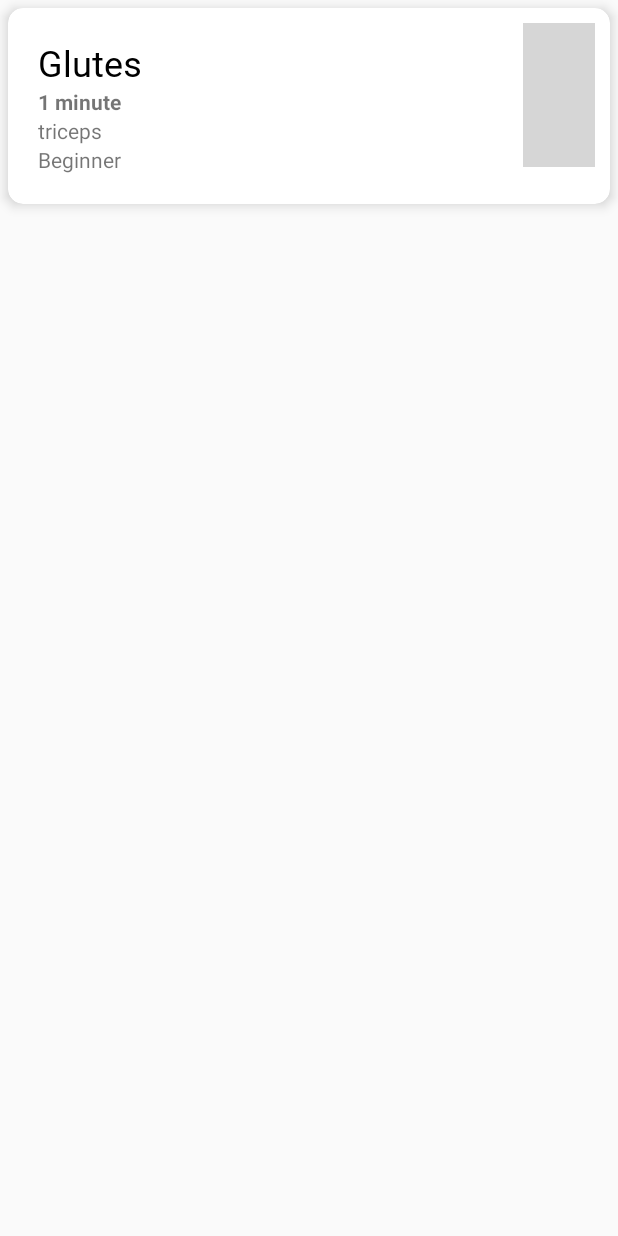
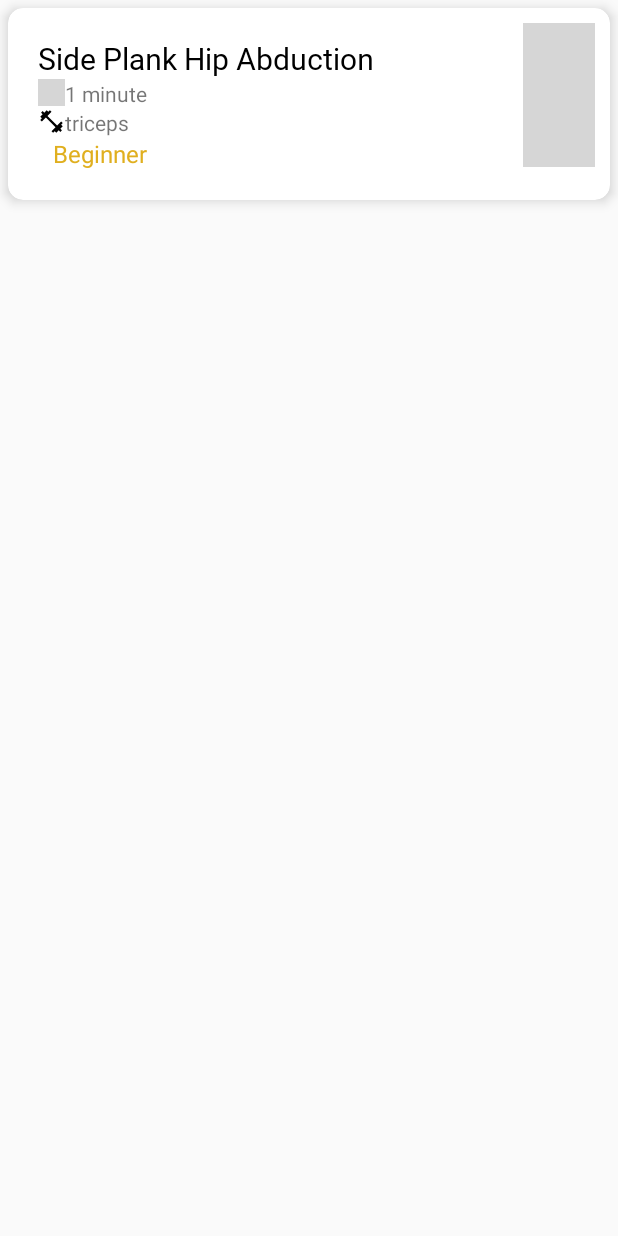
Before and after one commit to tijana23/AndroidApp, an Android app: the layout details_cards.xml on its own in the app's theme, with its tools: preview values and no code run, on a phone screen of 412 x 824 dp. Run offline under Robolectric (Android 15) with nearby library versions, the phone set to English and light mode, and no system bars; grey boxes are pictures that could not be loaded.

Commit message:
Third commit

```diff
--- a/app/src/main/java/com/example/fitnessapp/Workouts.java
+++ b/app/src/main/java/com/example/fitnessapp/Workouts.java
@@ -28,7 +28,7 @@ public class Workouts extends AppCompatActivity {
 
         db = new DbHelper(this);
 
-        List<String> Names = Arrays.asList("Abs workouts","Glutes workouts","Legs workouts","Arms workouts","Chest workouts","Cardio workouts");
+        List<String> Names = Arrays.asList("Abs workouts","Legs workouts","Arms workouts","Glutes workouts","Chest workouts","Cardio workouts");
 
 
         mRecyclerView = (RecyclerView) findViewById(R.id.list);
--- a/app/src/main/res/layout/activity_workouts.xml
+++ b/app/src/main/res/layout/activity_workouts.xml
@@ -5,7 +5,7 @@
     android:layout_width="match_parent"
     android:layout_height="match_parent"
     tools:context=".Workouts"
-    android:backgroundTint="@color/black"
+    android:background="@color/black"
     android:orientation="vertical"
     >
     <androidx.appcompat.widget.Toolbar
--- a/app/src/main/res/layout/details_cards.xml
+++ b/app/src/main/res/layout/details_cards.xml
@@ -39,31 +39,47 @@
                         android:layout_height="wrap_content"
                         android:background="?android:selectableItemBackground"
                         android:focusable="true"
-                        android:text="Glutes"
+                        android:text="Side Plank Hip Abduction"
                         android:fontFamily="@font/roboto_regular"
                         android:textColor="@color/black"
-                        android:textSize="24sp" />
+                        android:textSize="20sp" />
                     <LinearLayout
                         android:layout_width="wrap_content"
-                        android:layout_height="wrap_content">
+                        android:layout_height="wrap_content"
+                        android:orientation="horizontal">
+                        <ImageView
+                            android:layout_width="18dp"
+                            android:layout_height="18dp"
+                            android:src="@drawable/ic_baseline_access_time_24"/>
                     <TextView
                         android:layout_width="wrap_content"
                         android:layout_height="wrap_content"
                         android:id="@+id/time"
                         android:text="1 minute"
-                        android:textStyle="bold"/>
+                        />
                     </LinearLayout>
+                    <LinearLayout
+                        android:layout_width="wrap_content"
+                        android:layout_height="wrap_content">
+                        <ImageView
+                            android:layout_width="18dp"
+                            android:layout_height="18dp"
+                            android:src="@drawable/ic_baseline_fitness_center_24"/>
                     <TextView
                         android:layout_width="wrap_content"
                         android:layout_height="wrap_content"
                         android:text="triceps"
                         android:id="@+id/target"
                         />
+                    </LinearLayout>
                     <TextView
                         android:layout_width="wrap_content"
                         android:layout_height="wrap_content"
                         android:id="@+id/level"
-                        android:text="Beginner"/>
+                        android:text="Beginner"
+                        android:textColor="#e0af1f"
+                        android:layout_marginLeft="10dp"
+                        android:textSize="16dp"/>
 
 
 
@@ -76,7 +92,9 @@
                     <ImageView
                         android:layout_width="wrap_content"
                         android:layout_height="wrap_content"
-                        android:src="@drawable/side_plank" />
+                        android:id="@+id/picture1"
+                        android:src="@drawable/side_plank"
+                        />
                 </LinearLayout>
 
 
```
Also changed, not shown: app/src/main/java/com/example/fitnessapp/DbHelper.java (+22 -11 lines), app/src/main/java/com/example/fitnessapp/Details.java (+5 -5 lines), app/src/main/java/com/example/fitnessapp/DetailsAdapter.java (+14 -11 lines).
